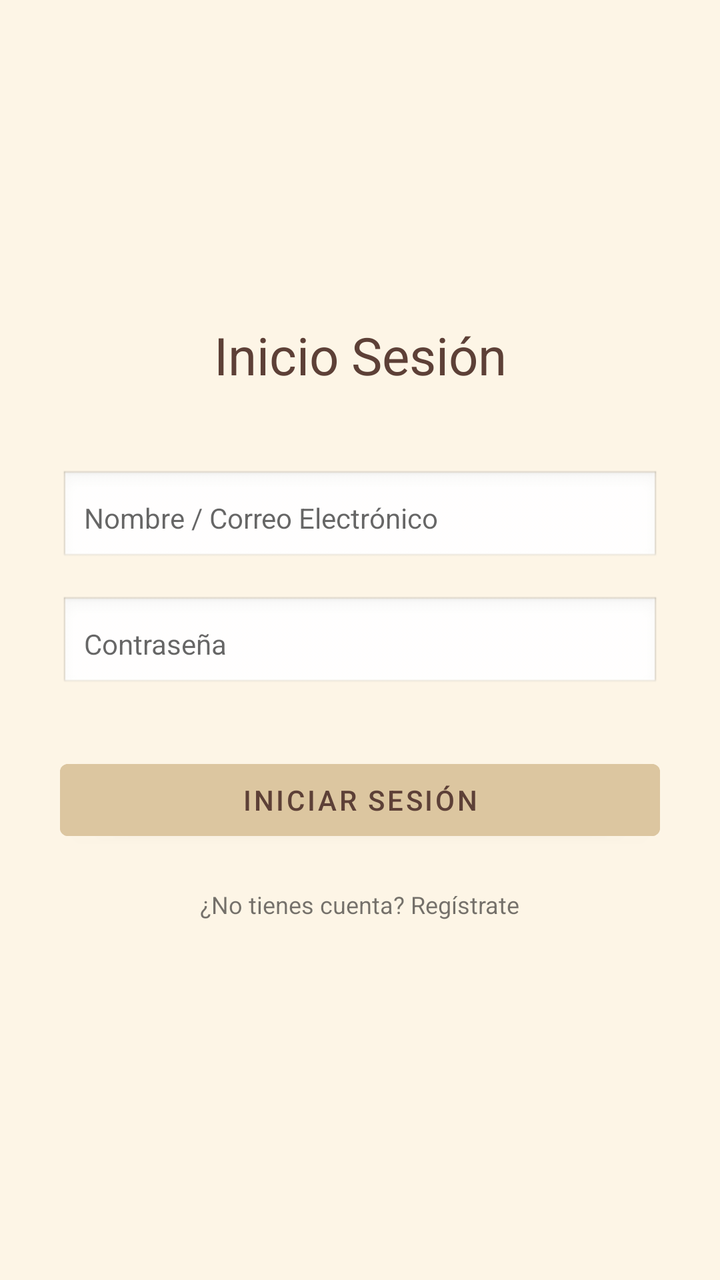
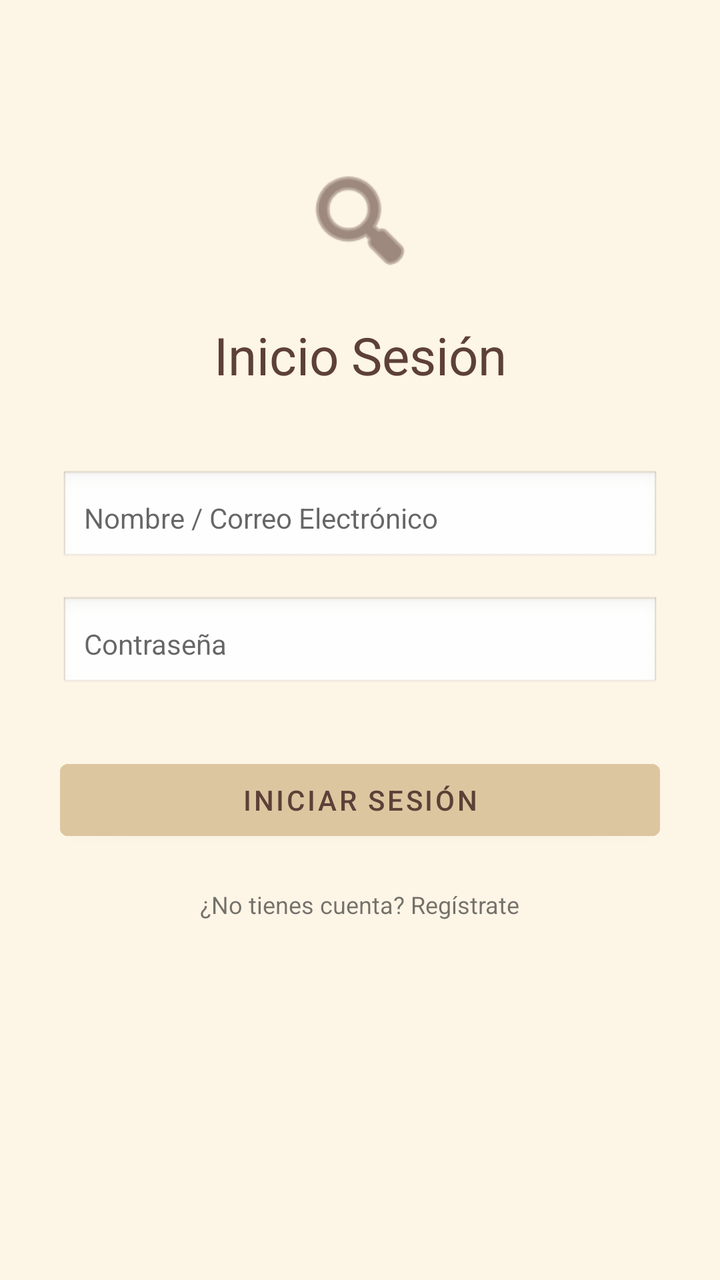

The first picture is an Android layout as it rendered before a commit; the second is the same layout after the commit. The layout source and the unified diff follow.
<!-- AndroidManifest.xml: application theme Theme.TFG_2025 -->
<!-- res/layout/fragment_login.xml -->
<?xml version="1.0" encoding="utf-8"?>
<androidx.constraintlayout.widget.ConstraintLayout
    xmlns:android="http://schemas.android.com/apk/res/android"
    xmlns:app="http://schemas.android.com/apk/res-auto"
    android:layout_width="match_parent"
    android:layout_height="match_parent"
    android:background="#FDF5E6"
    android:padding="30dp">

    <ImageView
        android:id="@+id/img_logo_login"
        android:layout_width="60dp"
        android:layout_height="60dp"
        android:layout_marginTop="50dp"
        android:src="@android:drawable/ic_menu_book"
        app:layout_constraintEnd_toEndOf="parent"
        app:layout_constraintStart_toStartOf="parent"
        app:layout_constraintTop_toTopOf="parent"
        app:tint="#5D4037" />

    <TextView
        android:id="@+id/tv_titulo_login"
        android:layout_width="wrap_content"
        android:layout_height="wrap_content"
        android:layout_marginTop="20dp"
        android:text="Inicio Sesión"
        android:textSize="26sp"
        android:textColor="#5D4037"
        app:layout_constraintEnd_toEndOf="parent"
        app:layout_constraintStart_toStartOf="parent"
        app:layout_constraintTop_toBottomOf="@id/img_logo_login" />

    <EditText
        android:id="@+id/et_login_email"
        android:layout_width="match_parent"
        android:layout_height="wrap_content"
        android:layout_marginTop="40dp"
        android:background="@android:drawable/edit_text"
        android:hint="Nombre / Correo Electrónico"
        android:padding="12dp"
        android:textSize="14sp"
        app:layout_constraintTop_toBottomOf="@id/tv_titulo_login" />

    <EditText
        android:id="@+id/et_login_password"
        android:layout_width="match_parent"
        android:layout_height="wrap_content"
        android:layout_marginTop="15dp"
        android:background="@android:drawable/edit_text"
        android:hint="Contraseña"
        android:inputType="textPassword"
        android:padding="12dp"
        android:textSize="14sp"
        app:layout_constraintTop_toBottomOf="@id/et_login_email" />

    <Button
        android:id="@+id/btn_entrar"
        android:layout_width="match_parent"
        android:layout_height="wrap_content"
        android:layout_marginTop="30dp"
        android:backgroundTint="#DCC6A0"
        android:text="INICIAR SESIÓN"
        android:textColor="#5D4037"
        app:layout_constraintTop_toBottomOf="@id/et_login_password" />

    <TextView
        android:id="@+id/tv_ir_registro"
        android:layout_width="wrap_content"
        android:layout_height="wrap_content"
        android:layout_marginTop="20dp"
        android:text="¿No tienes cuenta? Regístrate"
        android:textSize="12sp"
        app:layout_constraintEnd_toEndOf="parent"
        app:layout_constraintStart_toStartOf="parent"
        app:layout_constraintTop_toBottomOf="@id/btn_entrar" />

</androidx.constraintlayout.widget.ConstraintLayout>
<!-- resources referenced by this layout -->
<resources>
  <style name="Theme.TFG_2025" parent="Theme.MaterialComponents.Light.NoActionBar">
          <item name="colorPrimary">@color/boton_primario</item>
          <item name="android:windowBackground">@color/fondo_crema</item>
          <item name="android:statusBarColor">@color/fondo_crema</item>
          <item name="android:windowLightStatusBar">true</item>
      </style>
  <color name="boton_primario">#8D6E63</color>
  <color name="fondo_crema">#F5F5DC</color>
</resources>

<!-- the commit's change to res/layout/fragment_login.xml (unified diff, before → after) -->
@@ -12,7 +12,7 @@
         android:layout_width="60dp"
         android:layout_height="60dp"
         android:layout_marginTop="50dp"
-        android:src="@android:drawable/ic_menu_book"
+        android:src="@android:drawable/ic_menu_search"
         app:layout_constraintEnd_toEndOf="parent"
         app:layout_constraintStart_toStartOf="parent"
         app:layout_constraintTop_toTopOf="parent"
@@ -54,7 +54,7 @@
         app:layout_constraintTop_toBottomOf="@id/et_login_email" />
 
     <Button
-        android:id="@+id/btn_entrar"
+        android:id="@+id/boton_ingresar"
         android:layout_width="match_parent"
         android:layout_height="wrap_content"
         android:layout_marginTop="30dp"
@@ -72,6 +72,6 @@
         android:textSize="12sp"
         app:layout_constraintEnd_toEndOf="parent"
         app:layout_constraintStart_toStartOf="parent"
-        app:layout_constraintTop_toBottomOf="@id/btn_entrar" />
+        app:layout_constraintTop_toBottomOf="@id/boton_ingresar" />
 
 </androidx.constraintlayout.widget.ConstraintLayout>
